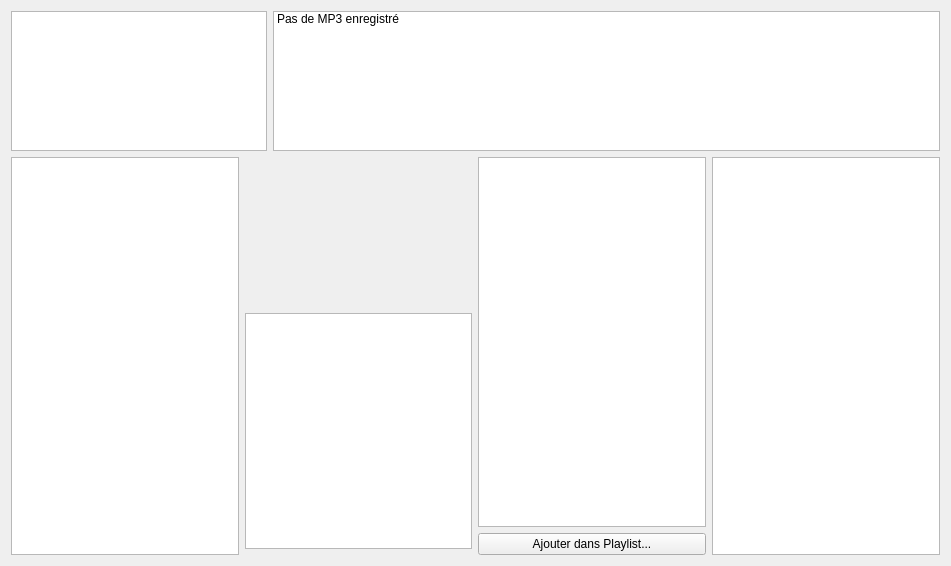
Old version of the form ongletmp3.ui in the repository toopoormaghell/projet-musique.
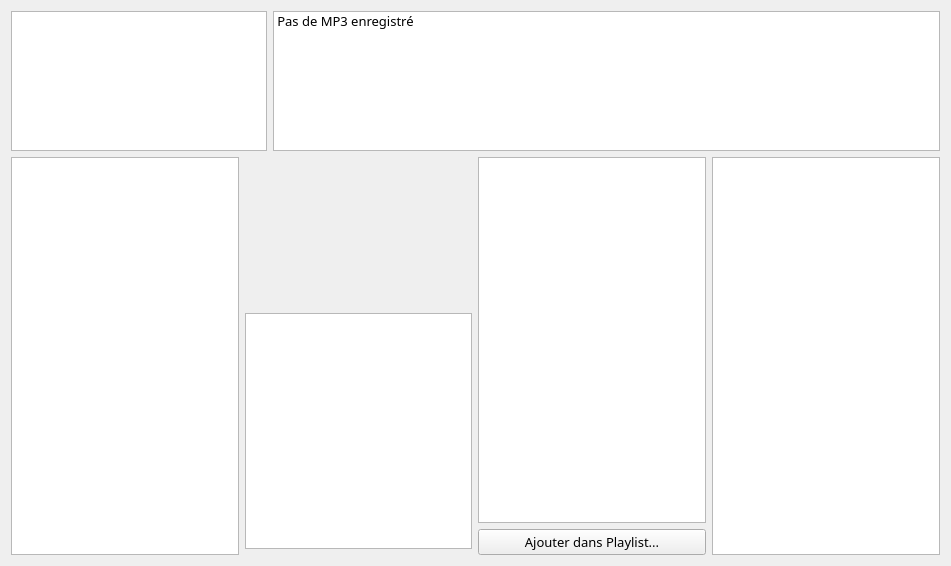
New version of the form. Custom widgets are drawn as their Qt base class.

The edit to the form file:
```diff
--- a/ongletmp3.ui
+++ b/ongletmp3.ui
@@ -10,9 +10,18 @@
     <height>566</height>
    </rect>
   </property>
+  <property name="font">
+   <font>
+    <family>Myriad Pro</family>
+    <pointsize>10</pointsize>
+   </font>
+  </property>
   <property name="windowTitle">
    <string>Form</string>
   </property>
+  <property name="styleSheet">
+   <string notr="true"/>
+  </property>
   <layout class="QVBoxLayout" name="verticalLayout">
    <item>
     <layout class="QHBoxLayout" name="horizontalLayout">
```
